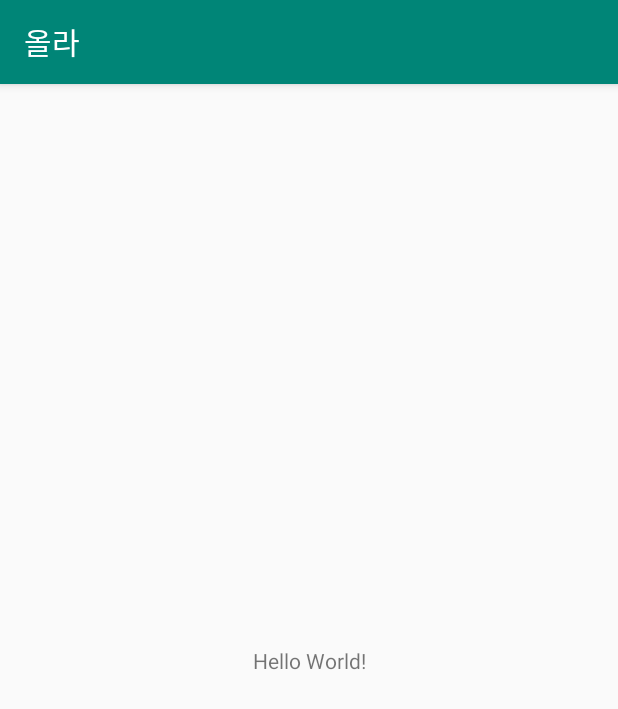
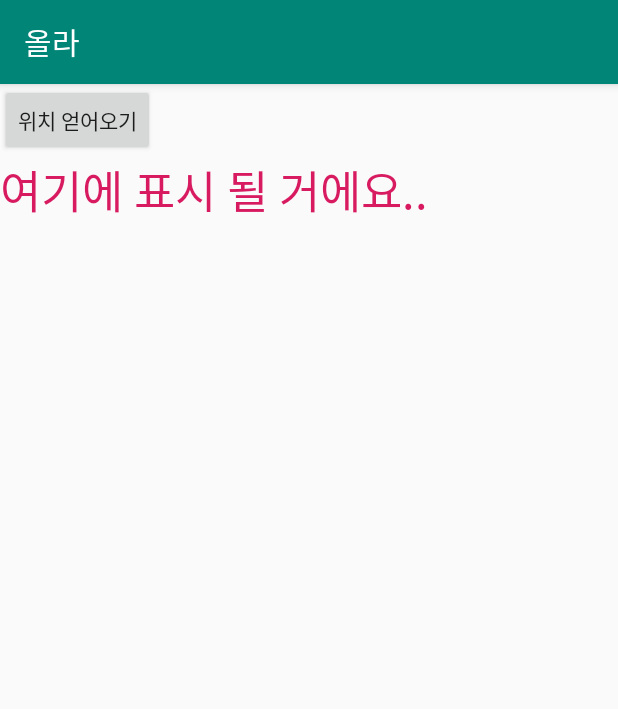
Before and after one commit to OrlaProject/Orla_Android, an Android app: the screen it shows after launch (MainActivity before the commit, SearchStoreActivity after it), on a phone screen of 412 x 824 dp. Shown: the top 709 px of the screen. Run offline under Robolectric (Android 15) with nearby library versions, the phone set to English and light mode, and no system bars.

Commit message:
위치 받아와서 주소 띄우기

```diff
--- a/app/src/main/res/layout/activity_search_store.xml
+++ b/app/src/main/res/layout/activity_search_store.xml
@@ -1,9 +1,21 @@
 <?xml version="1.0" encoding="utf-8"?>
-<androidx.constraintlayout.widget.ConstraintLayout xmlns:android="http://schemas.android.com/apk/res/android"
-    xmlns:app="http://schemas.android.com/apk/res-auto"
+<LinearLayout xmlns:android="http://schemas.android.com/apk/res/android"
     xmlns:tools="http://schemas.android.com/tools"
     android:layout_width="match_parent"
     android:layout_height="match_parent"
-    tools:context=".SearchStoreActivity">
+    android:orientation="vertical"
+    >
+<Button
+    android:id="@+id/button"
+    android:layout_width="wrap_content"
+    android:layout_height="wrap_content"
+    android:text="위치 얻어오기" />
 
-</androidx.constraintlayout.widget.ConstraintLayout>
+    <TextView
+        android:id="@+id/textView"
+        android:layout_width="wrap_content"
+        android:layout_height="wrap_content"
+        android:textSize="30sp"
+        android:textColor="@color/colorAccent"
+        android:text="여기에 표시 될 거에요.."/>
+</LinearLayout>
```
Also changed, not shown: app/build.gradle (+4 -3 lines), app/src/main/AndroidManifest.xml (+6 -3 lines), app/src/main/java/com/genius/orla/SearchStoreActivity.kt (+125 -10 lines).
